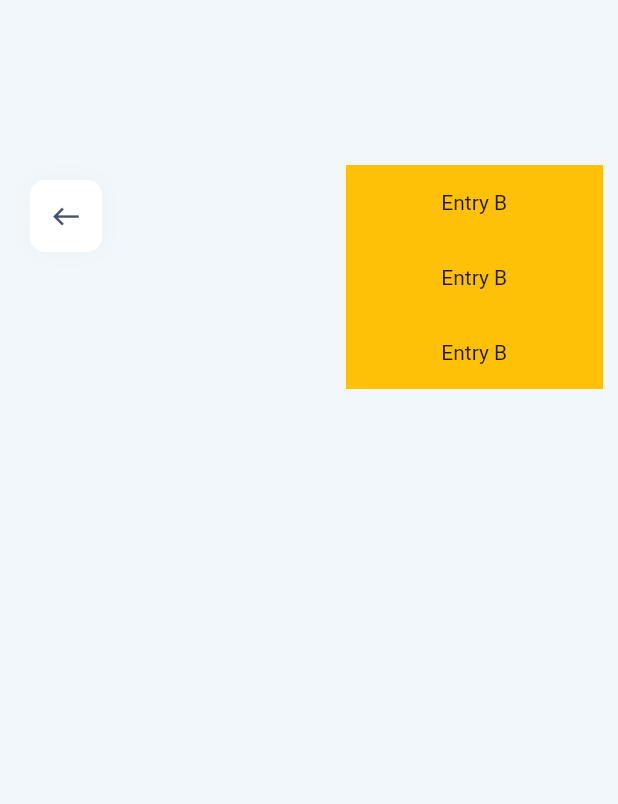
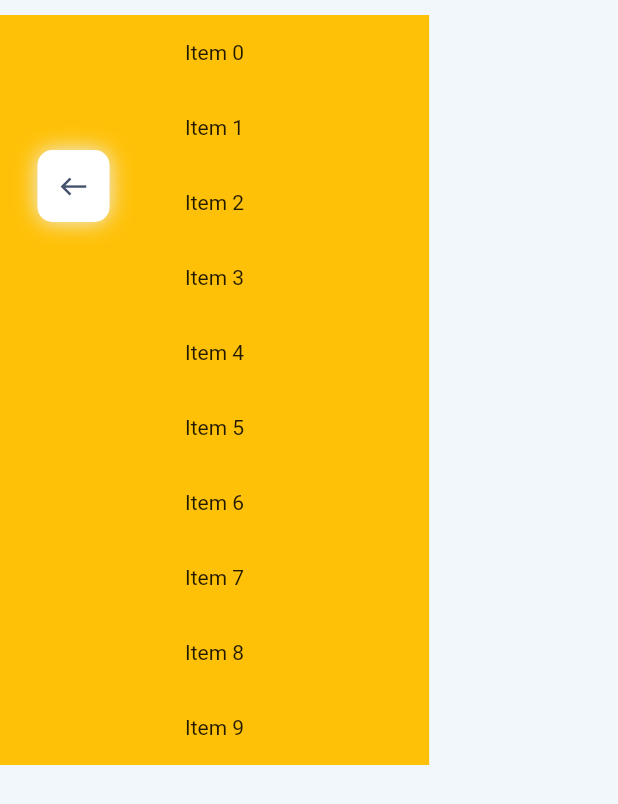
Before and after one commit to naveensinghp/flutter_quotesapp, a Flutter app: the EditProfile screen opened directly, on a phone screen of 412 x 824 dp. Shown: the top 804 px of the screen. Run offline on Flutter 3.47's test engine with Material 2 defaults, Android fonts, the phone set to English and light mode, and no system bars; our stand-ins replace flutter_screenutil, flutter_swiper_null_safety, introduction_screen, ionicons, lite_rolling_switch.

Commit message:
no message

```diff
--- a/lib/pages/profile/editprofile.dart
+++ b/lib/pages/profile/editprofile.dart
@@ -5,7 +5,8 @@ import 'package:flutter_screenutil/flutter_screenutil.dart';
 import '../../constant.dart';
 
 class EditProfile extends StatelessWidget {
-  const EditProfile({ Key? key }) : super(key: key);
+   final ScrollController _controller = ScrollController();
+  EditProfile({ Key? key }) : super(key: key);
 
   @override
   Widget build(BuildContext context) {
@@ -14,8 +15,28 @@ class EditProfile extends StatelessWidget {
       body: Stack(
       children: [
           Positioned(
-              top: 120,
-              left: 20,
+              top: 10,
+              left: 0,
+              child: SizedBox(
+              width: 250.w,
+              height: 625.h,
+            child: ListView.builder(
+              controller: _controller,
+              itemCount: 10,
+                itemBuilder: (context,i){
+                  return Container(
+                    height: 50,
+                    width: 200,
+                    color: Colors.amber[500],
+                    child: Center(child: Text('Item $i')),
+                  );
+                }
+                ),
+              ),
+          ),
+          Positioned(
+              top: 100,
+              left: 25,
               child: Container(
                 decoration: BoxDecoration(
                   boxShadow: const<BoxShadow>[
@@ -37,65 +58,32 @@ class EditProfile extends StatelessWidget {
                 ),
               )
           ),
-          Positioned(
-              top: 110,
-              right: 10,
-              child: SizedBox(
-              width: 150.w,
-              height: 125.h,
-            //   child: ListView(
-            //   padding: const EdgeInsets.all(8),
-            //   children: <Widget>[
-            //     Container(
-            //       height: 150,
-            //         child: Center(child: Icon(
-            //           Icons.photo_camera,
-            //           size: 60.sp,
-            //           color: const Color(0xFF01c0c9),
-            //         ),
-            //       ),
-            //        decoration: BoxDecoration(
-            //       gradient: const LinearGradient(
-            //         begin: Alignment.topRight,
-            //             end: Alignment.bottomLeft,
-            //             colors: [
-            //               Color(0xFF00c6d4),
-            //               Color(0xFF00dcd3),
-            //         ]
-            //       ),
-            //       color: Colors.green,
-            //       borderRadius: BorderRadius.circular(12.h)
-            //     )
-            //     ),
-
-
-
-            //     Container(
-            //       height: 50,
-            //       color: Colors.amber[500],
-            //       child: const Center(child: Text('Entry B')),
-            //     ),
-            //     Container(
-            //       height: 50,
-            //       color: Colors.amber[100],
-            //       child: const Center(child: Text('Entry C')),
-            //     ),
-            //   ],
-            // ),
-            child: ListView.builder(
-              itemCount: 6,
-              itemBuilder: (context,i){
-                return Container(
-                  height: 50,
-                  color: Colors.amber[500],
-                  child: const Center(child: Text('Entry B')),
+        ],
+      ),
     );
   }
-              ),
 
+  Widget profileAvatar(){
+    return Container(
+      width: 150.w,
+      height: 130.h,
+      child: Center(child: Icon(
+                    Icons.person,
+                    size: 60.sp,
+                    color: const Color(0xFF01c0c9),
                   ),
                 ),
-        ],
+        decoration: BoxDecoration(
+          gradient: const LinearGradient(
+            begin: Alignment.topRight,
+                end: Alignment.bottomLeft,
+                colors: [
+                  Color(0xFF00c6d4),
+                  Color(0xFF00dcd3),
+            ]
+          ),
+          color: Colors.green,
+          borderRadius: BorderRadius.circular(20)
         ),
     );
   }
```
Lines whose indentation alone changed are shown as unchanged.
